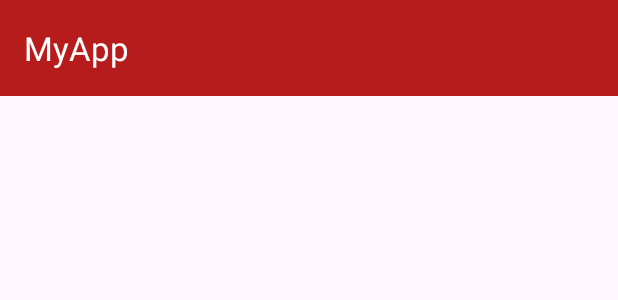
After one commit to keyur4578/BasicToAdvanceAndroidApplication, an Android app: the layout activity_navigation_drawer_example.xml on its own in the app's theme, with its tools: preview values and no code run, on a phone screen of 412 x 824 dp. The commit adds this screen. Shown: the top 300 px of the screen. Run offline under Robolectric (Android 15) with nearby library versions, the phone set to English and light mode, and no system bars.

Commit message:
09-04-2025

```diff
--- /dev/null
+++ b/app/src/main/res/layout/activity_navigation_drawer_example.xml
@@ -0,0 +1,33 @@
+<?xml version="1.0" encoding="utf-8"?>
+<androidx.drawerlayout.widget.DrawerLayout xmlns:android="http://schemas.android.com/apk/res/android"
+    xmlns:app="http://schemas.android.com/apk/res-auto"
+    xmlns:tools="http://schemas.android.com/tools"
+    android:id="@+id/drawerLayout"
+    android:layout_width="match_parent"
+    android:layout_height="match_parent"
+    tools:context=".NavigationDrawerExample">
+
+    <LinearLayout
+        android:layout_width="match_parent"
+        android:orientation="vertical"
+        android:layout_height="match_parent">
+        <androidx.appcompat.widget.Toolbar
+            android:layout_width="match_parent"
+            android:id="@+id/toolbar"
+            android:background="@color/labelColor"
+            app:title="MyApp"
+            app:titleTextColor="#ffffff"
+            android:layout_height="wrap_content"/>
+        <FrameLayout
+            android:layout_width="match_parent"
+            android:id="@+id/frameContainer"
+            android:layout_height="match_parent"/>
+    </LinearLayout>
+    <com.google.android.material.navigation.NavigationView
+        android:layout_width="wrap_content"
+        android:layout_gravity="start"
+        android:id="@+id/drawer_menu"
+        app:menu="@menu/bottom_menu"
+        android:layout_height="match_parent"/>
+
+</androidx.drawerlayout.widget.DrawerLayout>
--- /dev/null
+++ b/app/src/main/res/menu/bottom_menu.xml
@@ -0,0 +1,13 @@
+<?xml version="1.0" encoding="utf-8"?>
+<menu xmlns:android="http://schemas.android.com/apk/res/android">
+<item
+    android:id="@+id/nav_home"
+    android:title="Home"
+    android:icon="@drawable/ic_home"
+    />
+    <item
+        android:id="@+id/nav_setting"
+        android:title="Setting"
+        android:icon="@drawable/ic_settings"
+        />
+</menu>
--- a/app/src/main/res/values/strings.xml
+++ b/app/src/main/res/values/strings.xml
@@ -2,6 +2,8 @@
     <string name="app_name">MyFirstApplication</string>
     <string name="calculate_button">Add</string>
 
+    <string name="open_drawer">Open Navigation</string>
+    <string name="close_drawer">Close Navigation</string>
 
     <string-array name="subjects">
         <item>Gujarati</item>
```
Also changed, not shown: app/src/main/AndroidManifest.xml (+11 -4 lines), app/src/main/java/com/karon/myfirstapplication/BottomNavianddrawerexample.java (added, +64 -0 lines), app/src/main/java/com/karon/myfirstapplication/NavigationDrawerExample.java (added, +79 -0 lines), app/src/main/java/com/karon/myfirstapplication/fragments/HomeFragment.java (added, +22 -0 lines), app/src/main/java/com/karon/myfirstapplication/fragments/SettingsFragment.java (added, +21 -0 lines), app/src/main/res/layout/activity_bottom_navianddrawerexample.xml (added, +23 -0 lines), app/src/main/res/layout/fragment_home.xml (added, +16 -0 lines), app/src/main/res/layout/fragment_settings.xml (added, +15 -0 lines), app/src/main/res/drawable/ic_home.png (added), app/src/main/res/drawable/ic_settings.png (added).
